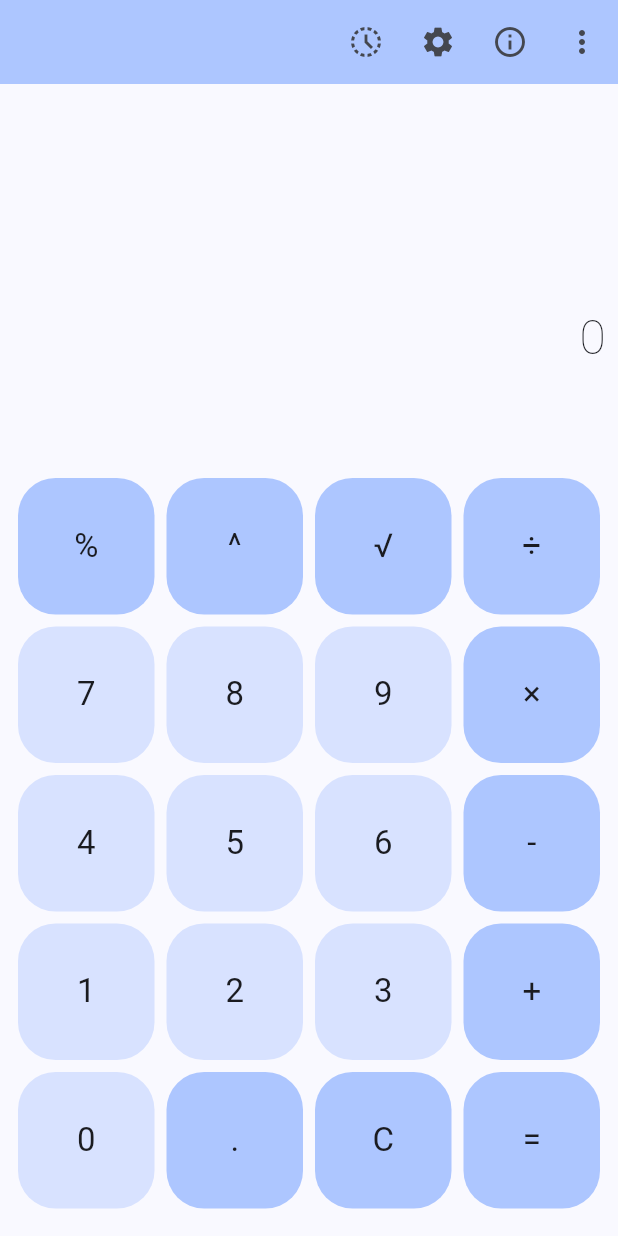
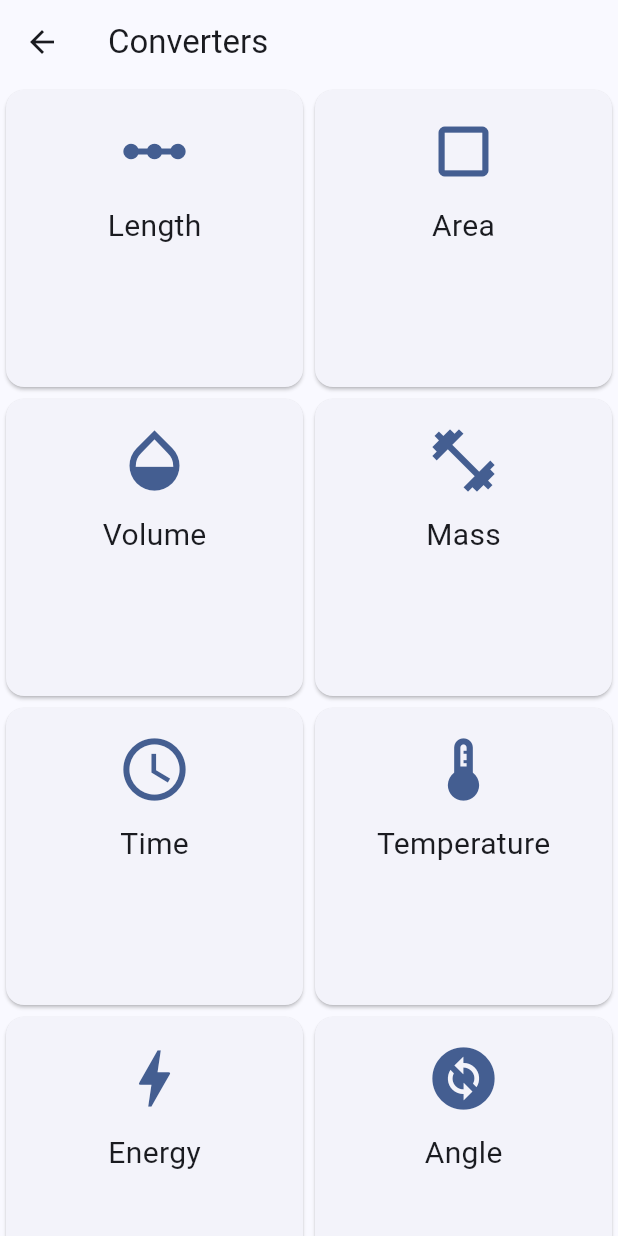
Before and after one commit to Faizan-26/calculator_app, a Flutter app: the screen it shows after launch, after a tap on the "info outline" icon, on a phone screen of 412 x 824 dp. Run offline on Flutter 3.47's test engine with Material 3 defaults, Android fonts, the phone set to English and light mode, and no system bars; our stand-ins replace flutter_riverpod, hive, hive_flutter, math_expressions, shared_preferences, wakelock; missing offline and left inert: flex_color_picker; accounts and stored records are empty.

Commit message:
added convertor screen

```diff
--- /dev/null
+++ b/lib/contants/convertor_list.dart
@@ -0,0 +1,48 @@
+import 'package:flutter/material.dart';
+
+List<Map<String, dynamic>> converterList = [
+  {
+    'name': 'Length',
+    'icon': Icons.linear_scale,
+  },
+  {
+    'name': 'Area',
+    'icon': Icons.crop_square,
+  },
+  {
+    'name': 'Volume',
+    'icon': Icons.opacity,
+  },
+  {
+    'name': 'Mass',
+    'icon': Icons.fitness_center,
+  },
+  {
+    'name': 'Time',
+    'icon': Icons.access_time,
+  },
+  {
+    'name': 'Temperature',
+    'icon': Icons.thermostat,
+  },
+  {
+    'name': 'Energy',
+    'icon': Icons.bolt,
+  },
+  {
+    'name': 'Angle',
+    'icon': Icons.change_circle,
+  },
+  {
+    'name': 'Speed',
+    'icon': Icons.speed,
+  },
+  {
+    'name': 'Pressure',
+    'icon': Icons.compass_calibration,
+  },
+  {
+    'torque': 'Torque',
+    'icon': Icons.settings_backup_restore,
+  }
+];
--- a/lib/main.dart
+++ b/lib/main.dart
@@ -2,6 +2,7 @@ import 'package:calculator_app/provider/calculation_history_provider.dart';
 import 'package:calculator_app/provider/theme_provider.dart';
 import 'package:calculator_app/screen/calculator_screen.dart';
 import 'package:flutter/material.dart';
+import 'package:flutter/services.dart';
 import 'package:flutter_riverpod/flutter_riverpod.dart';
 import 'package:hive_flutter/adapters.dart';
 
@@ -9,8 +10,10 @@ void main() async {
   WidgetsFlutterBinding.ensureInitialized();
   await Hive.initFlutter();
   await Hive.openBox<List<dynamic>>('calculationHistory');
-
-  runApp(const ProviderScope(child: MyApp()));
+  SystemChrome.setPreferredOrientations(
+      [DeviceOrientation.portraitUp, DeviceOrientation.portraitDown]).then((_) {
+    runApp(const ProviderScope(child: MyApp()));
+  });
 }
 
 class MyApp extends ConsumerStatefulWidget {
@@ -36,9 +39,11 @@ class MyAppState extends ConsumerState<MyApp> with WidgetsBindingObserver {
 
   @override
   Widget build(BuildContext context) {
-    ref.watch(colorProvider).getColor().then((value) {
-      themeColor = value;
-    });
+    ref.watch(colorProvider).getColor().then(
+      (value) {
+        themeColor = value;
+      },
+    );
 
     return MaterialApp(
       debugShowCheckedModeBanner: false,
@@ -51,8 +56,12 @@ class MyAppState extends ConsumerState<MyApp> with WidgetsBindingObserver {
             : null,
       ),
       home: themeColor == null
-          ? const Center(child: CircularProgressIndicator())
-          : const Center(child: CalculatorScreen()),
+          ? const Center(
+              child: CircularProgressIndicator(),
+            )
+          : const Center(
+              child: CalculatorScreen(),
+            ),
     );
   }
 }
--- a/lib/screen/calculator_screen.dart
+++ b/lib/screen/calculator_screen.dart
@@ -1,5 +1,6 @@
 import 'package:calculator_app/provider/calculation_history_provider.dart';
 import 'package:calculator_app/screen/calc_screen.dart';
+import 'package:calculator_app/screen/convertor_list_screen.dart';
 import 'package:calculator_app/screen/setting_screen.dart';
 import 'package:flutter/material.dart';
 import 'package:flutter_riverpod/flutter_riverpod.dart';
@@ -88,9 +89,15 @@ class CalculatorScreen extends ConsumerWidget {
                 );
               },
               icon: const Icon(Icons.settings)),
-          IconButton(onPressed: () {}, icon: const Icon(Icons.info_outline)),
           IconButton(
-              onPressed: () {}, icon: const Icon(Icons.more_vert_rounded)),
+              onPressed: () {
+                Navigator.of(context).push(
+                  MaterialPageRoute(
+                    builder: (context) => const ConvertorListScreen(),
+                  ),
+                );
+              },
+              icon: const Icon(Icons.info_outline)),
         ],
       ),
       body: const CalcScreen(),
--- /dev/null
+++ b/lib/screen/convertor_list_screen.dart
@@ -0,0 +1,33 @@
+import 'package:calculator_app/contants/convertor_list.dart';
+import 'package:calculator_app/widgets/convertor_card.dart';
+import 'package:flutter/material.dart';
+
+class ConvertorListScreen extends StatelessWidget {
+  const ConvertorListScreen({super.key});
+
+  @override
+  Widget build(BuildContext context) {
+    return Scaffold(
+      appBar: AppBar(
+        title: const Text('Converters'),
+      ),
+      body: LayoutBuilder(
+        builder: (BuildContext context, BoxConstraints constraints) {
+          int itemCount = constraints.maxWidth > 600 ? 3 : 2;
+
+          return GridView.builder(
+            gridDelegate: SliverGridDelegateWithFixedCrossAxisCount(
+              crossAxisCount: itemCount,
+            ),
+            itemBuilder: (context, index) {
+              return ConverterCard(
+                name: converterList[index]['name'],
+                icon: converterList[index]['icon'],
+              );
+            },
+          );
+        },
+      ),
+    );
+  }
+}
--- /dev/null
+++ b/lib/widgets/convertor_card.dart
@@ -0,0 +1,55 @@
+// import 'package:flutter/material.dart';
+
+// class ConverterCard extends StatelessWidget {
+
+// final String name;
+// final IconData icon;
+//   @override
+//   Widget build(BuildContext context) {
+// return Card(
+//   child: Padding(
+//     padding: const EdgeInsets.all(16.0),
+//     child: Column(
+//       children: [
+//         // Add your converter UI elements here
+//       ],
+//     ),
+//   ),
+// );
+//   }
+// }
+
+import 'package:flutter/material.dart';
+
+class ConverterCard extends StatelessWidget {
+  const ConverterCard({super.key, required this.name, required this.icon});
+
+  final String name;
+  final IconData icon;
+  @override
+  Widget build(BuildContext context) {
+    return Card(
+      child: Padding(
+        padding: const EdgeInsets.all(16.0),
+        child: Column(
+          children: [
+            Icon(
+              color: Theme.of(context).primaryColor,
+              icon,
+              size: 50,
+            ),
+            const SizedBox(
+              height: 10,
+            ),
+            Text(
+              name,
+              style: const TextStyle(
+                fontSize: 20,
+              ),
+            ),
+          ],
+        ),
+      ),
+    );
+  }
+}
--- a/pubspec.yaml
+++ b/pubspec.yaml
@@ -35,7 +35,7 @@ dependencies:
   # Use with the CupertinoIcons class for iOS style icons.
   cupertino_icons: ^1.0.2
   math_expressions: ^2.4.0
-  color_picker_field: ^2.1.0
+  flex_color_picker: ^3.3.1
   flutter_riverpod: ^1.0.0-dev.6
   wakelock: ^0.6.2
   shared_preferences: ^2.2.2
@@ -44,6 +44,7 @@ dependencies:
   path_provider: ^2.1.2
   hive_generator: ^2.0.1
   build_runner: ^2.4.8
+  units_converter: ^3.0.0
   # flutter_riverpod: ^0.14.0
 
 dev_dependencies:
```
Also changed, not shown: lib/screen/setting_screen.dart (+72 -29 lines), pubspec.lock.
